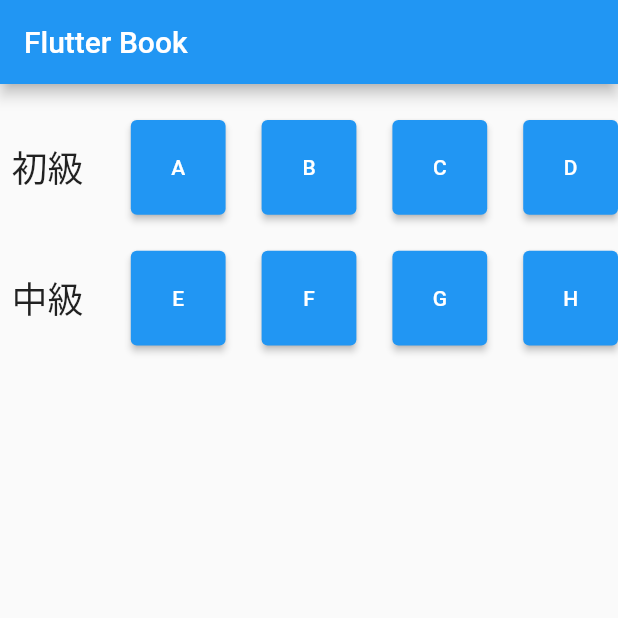
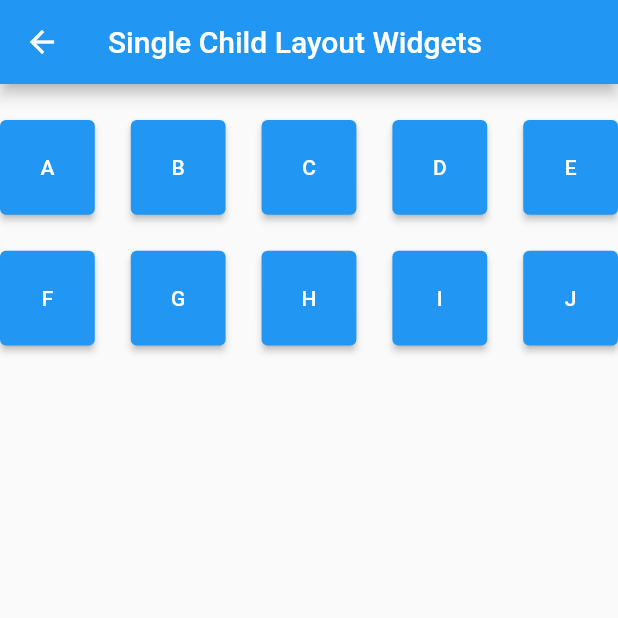
Before and after one commit to inoueshinichi/Learn_Flutter, a Flutter app: the screen it shows after launch, after a tap on an icon or button, on a phone screen of 412 x 824 dp, the top half of it. Run offline on Flutter 3.47's test engine with Material 2 defaults, Android fonts, the phone set to English and light mode, and no system bars; our stand-ins replace shared_preferences.

Commit message:
[Update] single child layout widgets

```diff
--- a/widget_collections/lib/main.dart
+++ b/widget_collections/lib/main.dart
@@ -1,5 +1,6 @@
 import 'package:flutter/material.dart';
-import 'basic_widgets.dart';
+import 'basic/basic_widgets.dart';
+import 'single_child_layout/single_child_layout_widgets.dart';
 
 void main() {
   runApp(const WidgetCollectionsApp());
@@ -22,6 +23,21 @@ class WidgetCollectionsApp extends StatelessWidget {
   }
 }
 
+/* 画面遷移(ナビゲーション) */
+void routingBasicWidgetsPage(BuildContext context) {
+  Navigator.push(
+    context,
+    MaterialPageRoute(builder: (context) => BasicWidgetsPage()),
+  );
+}
+
+void routingSingleChildLayoutWidgetsPage(BuildContext context) {
+  Navigator.push(
+    context,
+    MaterialPageRoute(builder: (context) => SingleChildLayoutWidgetsPage()),
+  );
+}
+
 class StartPage extends StatelessWidget {
   const StartPage({Key? key}) : super(key: key);
 
@@ -36,16 +52,8 @@ class StartPage extends StatelessWidget {
   }
 }
 
-/* 画面遷移(ナビゲーション) */
-void routingBasicWidgetsPage(BuildContext context) {
-  Navigator.push(
-    context,
-    MaterialPageRoute(builder: (context) => BasicWidgetsPage()),
-  );
-}
-
 class GridMenuView extends StatelessWidget {
-  GridMenuView({Key? key}) : super(key: key);
+  const GridMenuView({Key? key}) : super(key: key);
 
   @override
   Widget build(BuildContext context) {
@@ -68,7 +76,7 @@ class GridMenuView extends StatelessWidget {
           child: const Text('A'),
         ),
         ElevatedButton(
-          onPressed: () => {},
+          onPressed: () => routingSingleChildLayoutWidgetsPage(context),
           child: const Text('B'),
         ),
         ElevatedButton(
--- /dev/null
+++ b/widget_collections/lib/single_child_layout/single_child_layout_widgets.dart
@@ -0,0 +1,82 @@
+import 'package:flutter/material.dart';
+import 'package:flutter/services.dart';
+import 'container.dart';
+
+/* 画面遷移(ナビゲーション) */
+void routingContainerPage(BuildContext context) {
+  Navigator.push(
+    context,
+    MaterialPageRoute(builder: (context) => ContainerPage()),
+  );
+}
+
+class SingleChildLayoutWidgetsPage extends StatelessWidget {
+  const SingleChildLayoutWidgetsPage({Key? key}) : super(key: key);
+
+  @override
+  Widget build(BuildContext context) {
+    return Scaffold(
+      appBar: AppBar(
+        title: const Text('Single Child Layout Widgets'),
+      ),
+      body: SCLGridMenuView(),
+    );
+  }
+}
+
+class SCLGridMenuView extends StatelessWidget {
+  const SCLGridMenuView({Key? key}) : super(key: key);
+
+  @override
+  Widget build(BuildContext context) {
+    return GridView.count(
+      crossAxisCount: 5,
+      shrinkWrap: true,
+      crossAxisSpacing: 24,
+      mainAxisSpacing: 24,
+      padding: const EdgeInsets.symmetric(vertical: 24),
+      children: [
+        ElevatedButton(
+          onPressed: () => routingContainerPage(context),
+          child: const Text('A'),
+        ),
+        ElevatedButton(
+          onPressed: () => {},
+          child: const Text('B'),
+        ),
+        ElevatedButton(
+          onPressed: () => {},
+          child: const Text('C'),
+        ),
+        ElevatedButton(
+          onPressed: () => {},
+          child: const Text('D'),
+        ),
+        ElevatedButton(
+          onPressed: () => {},
+          child: const Text('E'),
+        ),
+        ElevatedButton(
+          onPressed: () => {},
+          child: const Text('F'),
+        ),
+        ElevatedButton(
+          onPressed: () => {},
+          child: const Text('G'),
+        ),
+        ElevatedButton(
+          onPressed: () => {},
+          child: const Text('H'),
+        ),
+        ElevatedButton(
+          onPressed: () => {},
+          child: const Text('I'),
+        ),
+        ElevatedButton(
+          onPressed: () => {},
+          child: const Text('J'),
+        ),
+      ],
+    );
+  }
+}
```
Also changed, not shown: widget_collections/lib/basic/basic_widgets.dart (renamed from widget_collections/lib/basic_widgets.dart, +18 -3 lines), widget_collections/lib/single_child_layout/container.dart (added, +48 -0 lines).
